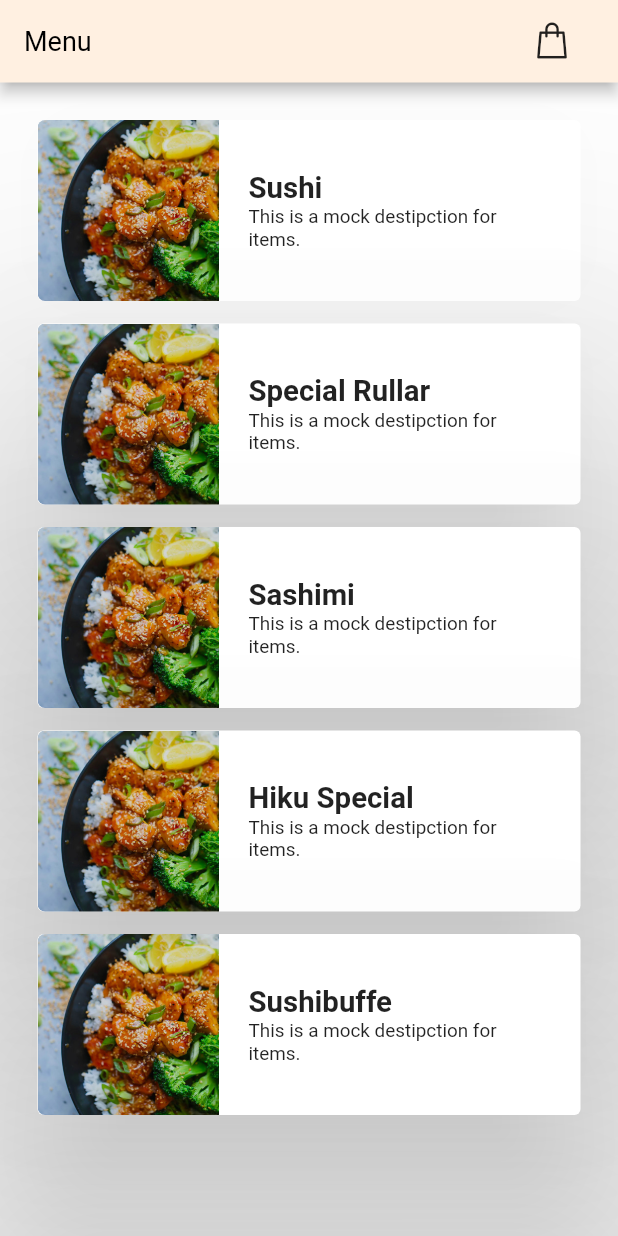
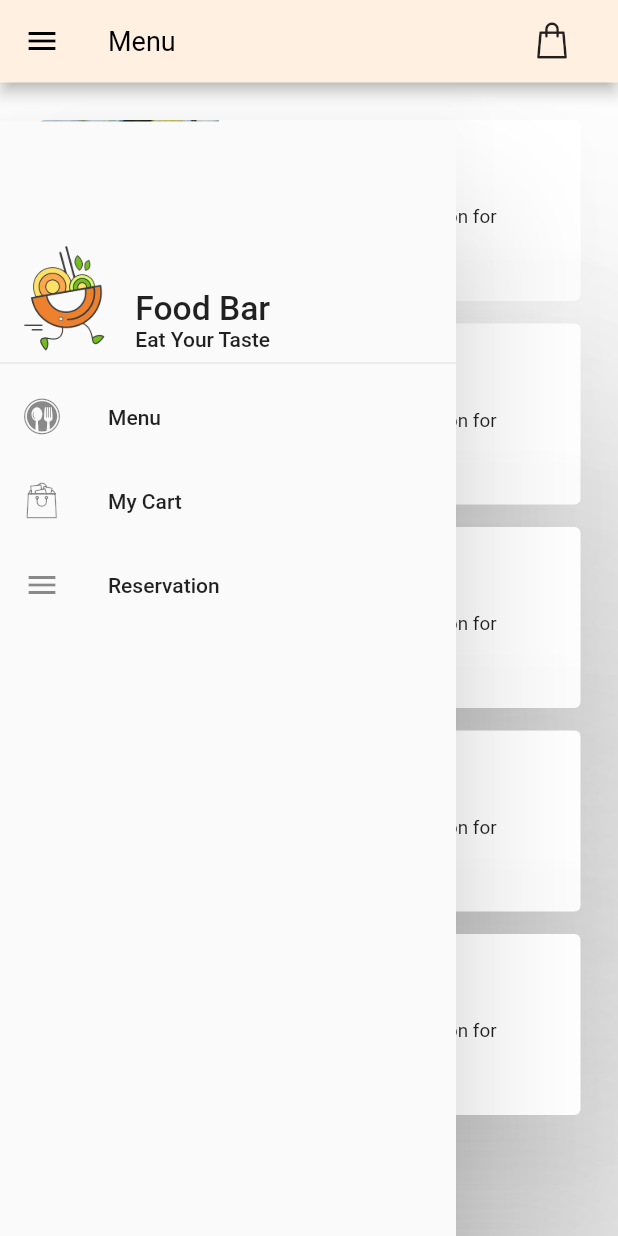
Before and after one commit to navidshad/foodbar_app, a Flutter app: the screen it shows after launch, with the side drawer open (before the commit the screen has no drawer), on a phone screen of 412 x 824 dp. Run offline on Flutter 3.47's test engine with Material 2 defaults, Android fonts, the phone set to English and light mode, and no system bars; our stand-ins replace rxdart.

Commit message:
added dawer

```diff
--- a/lib/screens/screen_appFrame.dart
+++ b/lib/screens/screen_appFrame.dart
@@ -36,6 +36,8 @@ class _AppFrameState extends State<AppFrame>
 
     return Scaffold(
       appBar: CustomAppBar(),
+      drawer: CustomDrawer(),
+      drawerScrimColor: Colors.transparent,
       body: StreamBuilder<AppFrameState>(
         stream: bloc.stateStream,
         initialData: bloc.getInitialState(),
@@ -43,10 +45,6 @@ class _AppFrameState extends State<AppFrame>
           currentTab = AppFrameBloc.currentType;//snapshot.data.type;
 
           _tabController.index = getTypeIndex(currentTab);
-
-          // switch to a specifc tab if it difined on route argument
-          // var argument = ModalRoute.of(context).settings.arguments;
-          // if (argument is FrameTabType) switchTab(argument);
 
           return TabBarView(
             controller: _tabController,
--- a/lib/screens/screen_splash.dart
+++ b/lib/screens/screen_splash.dart
@@ -9,7 +9,7 @@ class SplashScreen extends StatelessWidget {
     startTimer(context);
 
     // load logo and setup it
-    Image logo = Image.asset('assets/images/logo.png', height: 230,);
+    Image logo = Image.asset(AppProperties.imgPath_logo, height: 230,);
 
     // build splash screen
     return Scaffold(
--- a/lib/settings/app_properties.dart
+++ b/lib/settings/app_properties.dart
@@ -11,6 +11,7 @@ class AppProperties {
 
   static String menuTitle = 'Menu';
   static String cartTitle = 'My Cart';
+  static String reservationTitle = 'Reservation';
 
   static int splashDelay = 5;
 
@@ -30,7 +31,11 @@ class AppProperties {
   static IconData menuIcon = FoodBarIcons.spoon_and_fork;
   static IconData cartIcon = FoodBarIcons.shopping_bag_not_empty;
   static IconData cartIconEmpty = FoodBarIcons.shopping_bag;
+  static IconData reservationIcon = Icons.menu;
 
   // payment
   static double deliveryChages = 30;
+
+  // img
+  static String imgPath_logo = 'assets/images/logo.png';
 }
--- /dev/null
+++ b/lib/widgets/custom_drawer.dart
@@ -0,0 +1,90 @@
+import 'package:flutter/material.dart';
+
+import 'package:Food_Bar/settings/types.dart';
+import 'package:Food_Bar/settings/app_properties.dart';
+import 'package:Food_Bar/bloc/bloc.dart';
+
+class CustomDrawer extends StatefulWidget {
+  const CustomDrawer({Key key}) : super(key: key);
+
+  @override
+  _CustomDrawerState createState() => _CustomDrawerState();
+}
+
+class _CustomDrawerState extends State<CustomDrawer> {
+  AppFrameBloc bloc;
+
+  @override
+  void didChangeDependencies() {
+    super.didChangeDependencies();
+    bloc = BlocProvider.of<AppFrameBloc>(context);
+  }
+
+  @override
+  Widget build(BuildContext context) {
+    double lohoHeight = 70;
+
+    Image logo = Image.asset(
+      AppProperties.imgPath_logo,
+      height: lohoHeight,
+    );
+
+    return StreamBuilder(
+      stream: bloc.stateStream,
+      initialData: bloc.getInitialState(),
+      builder: (context, constrants) {
+        return Container(
+          margin: EdgeInsets.only(top: 81),
+          child: Drawer(
+            elevation: 40,
+            child: ListView(
+              padding: EdgeInsets.zero,
+              children: <Widget>[
+                DrawerHeader(
+                  //decoration: BoxDecoration(color: AppProperties.mainColor),
+                  child: Row(
+                    mainAxisAlignment: MainAxisAlignment.start,
+                    crossAxisAlignment: CrossAxisAlignment.end,
+                    children: <Widget>[
+                      logo,
+                      Container(
+                        margin: EdgeInsets.only(left: 15),
+                        height: lohoHeight,
+                        child: Column(
+                          mainAxisAlignment: MainAxisAlignment.end,
+                          crossAxisAlignment: CrossAxisAlignment.start,
+                          children: <Widget>[
+                            Text(
+                              AppProperties.title,
+                              textScaleFactor: 1.6,
+                            ),
+                            Text(AppProperties.slagon)
+                          ],
+                        ),
+                      )
+                    ],
+                  ),
+                ),
+                ListTile(
+                  title: Text(AppProperties.menuTitle),
+                  leading: Icon(AppProperties.menuIcon),
+                  onTap: () {},
+                ),
+                ListTile(
+                  title: Text(AppProperties.cartTitle),
+                  leading: Icon(AppProperties.cartIcon),
+                  onTap: () {},
+                ),
+                ListTile(
+                  title: Text(AppProperties.reservationTitle),
+                  leading: Icon(AppProperties.reservationIcon),
+                  onTap: () {},
+                )
+              ],
+            ),
+          ),
+        );
+      },
+    );
+  }
+}
--- a/lib/widgets/widgets.dart
+++ b/lib/widgets/widgets.dart
@@ -9,3 +9,4 @@ export './card_button.dart';
 export './cart_button.dart';
 export './custom_app_bar.dart';
 export './custom_silver_appbar.dart';
+export './custom_drawer.dart';
```
